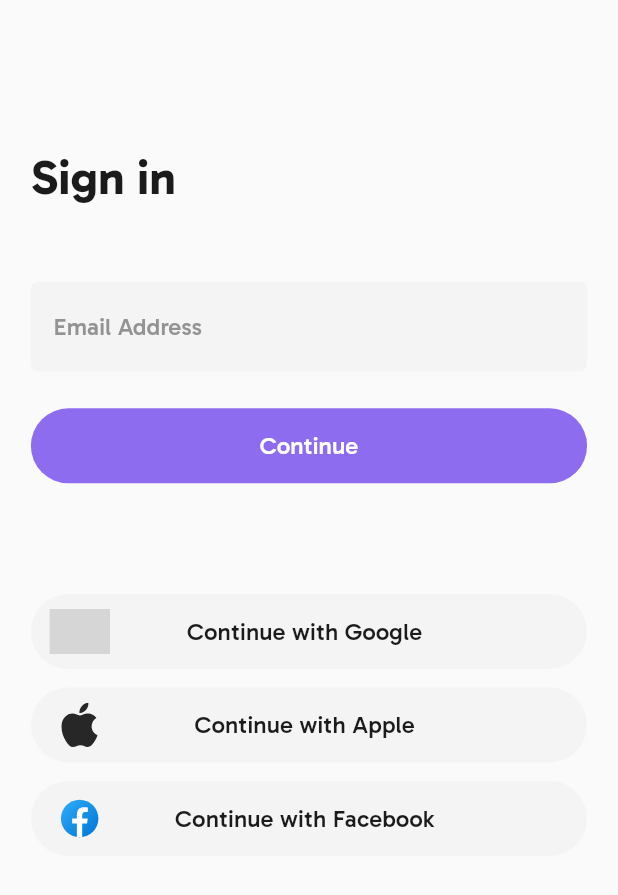
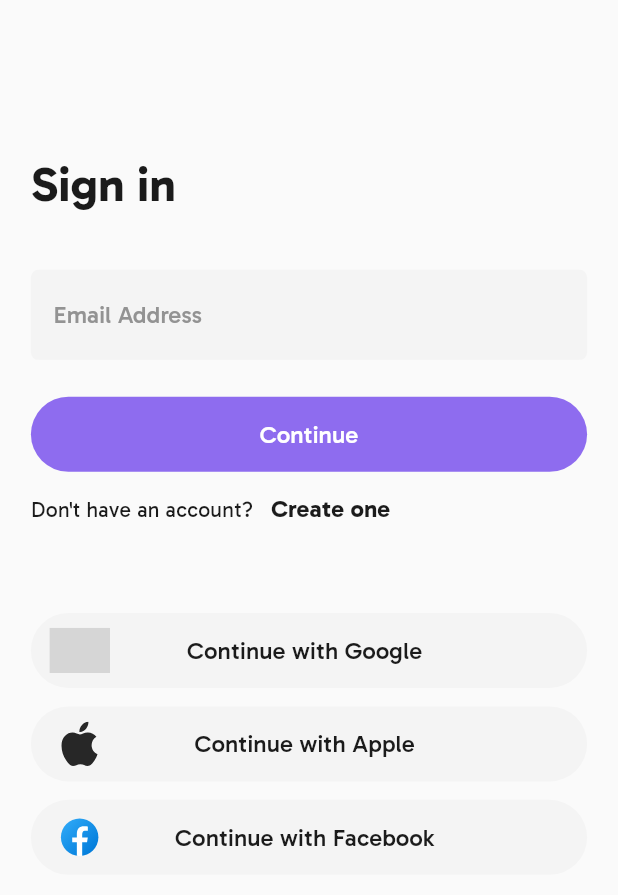
Before and after one commit to o-beckley/stitch, a Flutter app: the screen it shows after launch, after a tap on "Continue", on a phone screen of 412 x 824 dp. Shown: the top 895 px of the screen. Run offline on Flutter 3.47's test engine with Material 3 defaults, Android fonts, the phone set to English and light mode, and no system bars; our stand-ins replace firebase_auth, firebase_core, flutter_screenutil, flutter_svg, go_router, google_sign_in; accounts and stored records are empty; grey boxes are pictures that could not be loaded.

Commit message:
minor changes

```diff
--- a/lib/screens/authentication/sign_in_screen.dart
+++ b/lib/screens/authentication/sign_in_screen.dart
@@ -6,6 +6,7 @@ import 'package:stitch/network_services/auth_service.dart';
 import 'package:provider/provider.dart';
 import 'package:go_router/go_router.dart';
 import 'package:stitch/theme/color_theme.dart';
+import 'package:stitch/widgets/app_bar.dart';
 import 'package:stitch/widgets/buttons.dart';
 import 'package:stitch/widgets/sign_in_button.dart';
 import 'package:stitch/widgets/text_field.dart';
@@ -36,22 +37,18 @@ class _SignInScreenState extends State<SignInScreen> {
   @override
   Widget build(BuildContext context) {
     return Scaffold(
-      body: Center(
-        child: Padding(
+      body: Padding(
         padding: EdgeInsets.symmetric(horizontal: 0.05.sw),
         child: ListView(
           children: [
-              0.2.sw.verticalSpace,
-
+            const CustomAppBar(hasBackButton: false,),
             Text(
               'Sign in',
               style: Theme.of(context).textTheme.headlineLarge?.copyWith(
                 fontWeight: FontWeight.bold
               ),
             ),
-
-              0.1.sw.verticalSpace,
-
+            0.075.sw.verticalSpace,
             CustomTextField(
               hintText: 'Email Address',
               controller: emailController,
@@ -59,11 +56,25 @@ class _SignInScreenState extends State<SignInScreen> {
             0.05.sw.verticalSpace,
             CustomWideButton(
               label: 'Continue',
-                onTap: (){},
+              onTap: (){
+                if(emailController.text.isNotEmpty){ // TODO "&& email is valid"
+                  context.push(RoutePaths.passwordScreen, extra: {'email': emailController.text});
+                }
+              },
             ),
-
-              0.15.sw.verticalSpace,
-
+            0.01.sw.verticalSpace,
+            Row(
+              children: [
+                const Text('Don\'t have an account?'),
+                CustomTextButton(
+                  label: 'Create one',
+                  onTap: (){
+                    context.push(RoutePaths.createAccountScreen);
+                  },
+                )
+              ],
+            ),
+            0.1.sw.verticalSpace,
             SignInButton(
               label: 'Continue with Google',
               iconPath: AssetPaths.googleIcon,
@@ -86,7 +97,6 @@ class _SignInScreenState extends State<SignInScreen> {
           ],
         ),
       ),
-      ),
     );
   }
 
```
Lines whose indentation alone changed are shown as unchanged.
